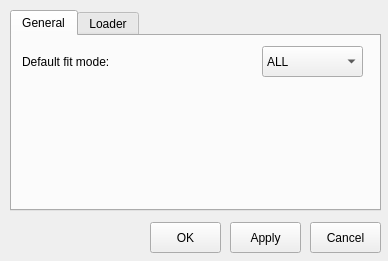
The window that settingsdialog.ui (do-i/thumbgrid) describes before a commit, drawn with Qt 5.
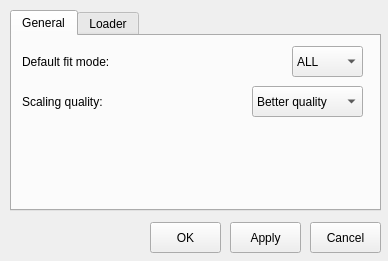
The same window after the commit. The open tabs and pages were chosen to show the change.

```diff
--- a/settingsdialog.ui
+++ b/settingsdialog.ui
@@ -78,7 +78,7 @@
       <rect>
        <x>10</x>
        <y>10</y>
-       <width>101</width>
+       <width>121</width>
        <height>31</height>
       </rect>
      </property>
@@ -89,9 +89,9 @@
     <widget class="QComboBox" name="fitModeComboBox">
      <property name="geometry">
       <rect>
-       <x>250</x>
+       <x>280</x>
        <y>10</y>
-       <width>101</width>
+       <width>71</width>
        <height>31</height>
       </rect>
      </property>
@@ -111,6 +111,39 @@
       </property>
      </item>
     </widget>
+    <widget class="QLabel" name="scalingQualityLabel">
+     <property name="geometry">
+      <rect>
+       <x>10</x>
+       <y>50</y>
+       <width>121</width>
+       <height>31</height>
+      </rect>
+     </property>
+     <property name="text">
+      <string>Scaling quality: </string>
+     </property>
+    </widget>
+    <widget class="QComboBox" name="scalingQualityComboBox">
+     <property name="geometry">
+      <rect>
+       <x>240</x>
+       <y>50</y>
+       <width>111</width>
+       <height>31</height>
+      </rect>
+     </property>
+     <item>
+      <property name="text">
+       <string>Better quality</string>
+      </property>
+     </item>
+     <item>
+      <property name="text">
+       <string>Better speed</string>
+      </property>
+     </item>
+    </widget>
    </widget>
    <widget class="QWidget" name="tab_2">
     <attribute name="title">
```
Left out of the diff: 2 changed lines with no effect on the pictures.
